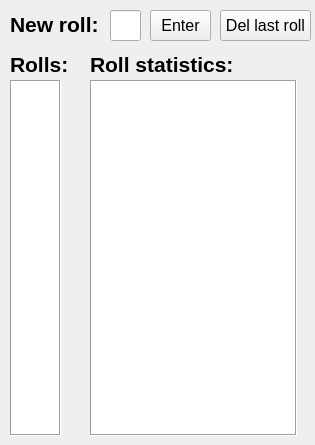
Before: the Qt Designer form ui/mainwindow.ui in dr-asbestos/catan-dice-tracker, drawn with Qt 5.
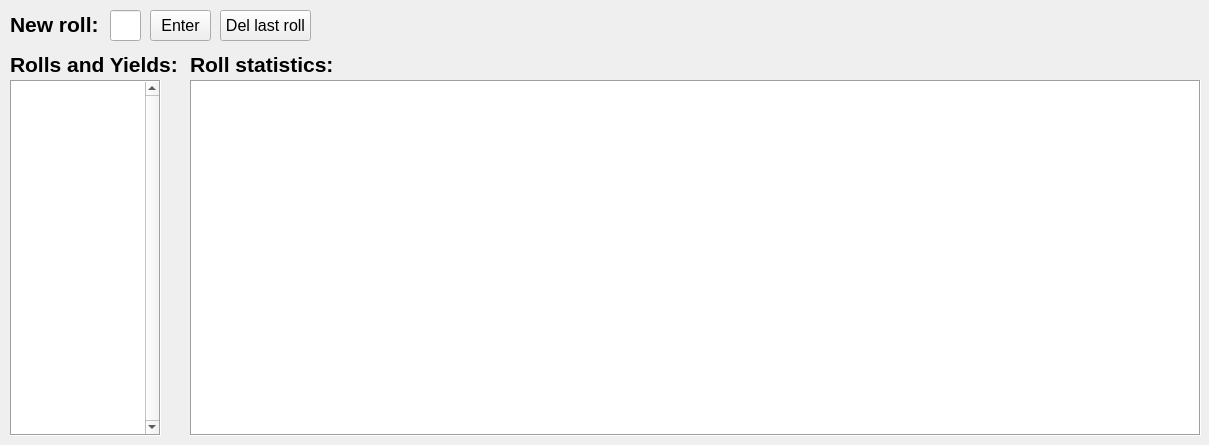
After: the same form once the commit is applied.

```diff
--- a/ui/mainwindow.ui
+++ b/ui/mainwindow.ui
@@ -6,7 +6,7 @@
    <rect>
     <x>0</x>
     <y>0</y>
-    <width>315</width>
+    <width>1209</width>
     <height>445</height>
    </rect>
   </property>
@@ -18,7 +18,7 @@
   </property>
   <property name="maximumSize">
    <size>
-    <width>315</width>
+    <width>1315</width>
     <height>445</height>
    </size>
   </property>
@@ -29,9 +29,9 @@
    <widget class="QTableWidget" name="tableDiceStats">
     <property name="geometry">
      <rect>
-      <x>90</x>
+      <x>190</x>
       <y>80</y>
-      <width>207</width>
+      <width>1011</width>
       <height>356</height>
      </rect>
     </property>
@@ -76,6 +76,9 @@
     <property name="supportedDragActions">
      <set>Qt::DropAction::IgnoreAction</set>
     </property>
+    <attribute name="horizontalHeaderMinimumSectionSize">
+     <number>10</number>
+    </attribute>
     <attribute name="verticalHeaderVisible">
      <bool>false</bool>
     </attribute>
@@ -83,7 +86,7 @@
    <widget class="QLabel" name="labelRollStatsStatic">
     <property name="geometry">
      <rect>
-      <x>90</x>
+      <x>190</x>
       <y>50</y>
       <width>146</width>
       <height>29</height>
@@ -104,7 +107,7 @@
      <rect>
       <x>10</x>
       <y>50</y>
-      <width>57</width>
+      <width>169</width>
       <height>29</height>
      </rect>
     </property>
@@ -115,46 +118,7 @@
      </font>
     </property>
     <property name="text">
-     <string notr="true">Rolls:</string>
-    </property>
-   </widget>
-   <widget class="QListWidget" name="listRolls">
-    <property name="geometry">
-     <rect>
-      <x>10</x>
-      <y>80</y>
-      <width>51</width>
-      <height>356</height>
-     </rect>
-    </property>
-    <property name="font">
-     <font>
-      <pointsize>12</pointsize>
-     </font>
-    </property>
-    <property name="frameShape">
-     <enum>QFrame::Shape::Box</enum>
-    </property>
-    <property name="horizontalScrollBarPolicy">
-     <enum>Qt::ScrollBarPolicy::ScrollBarAlwaysOff</enum>
-    </property>
-    <property name="editTriggers">
-     <set>QAbstractItemView::EditTrigger::NoEditTriggers</set>
-    </property>
-    <property name="alternatingRowColors">
-     <bool>true</bool>
-    </property>
-    <property name="selectionMode">
-     <enum>QAbstractItemView::SelectionMode::NoSelection</enum>
-    </property>
-    <property name="movement">
-     <enum>QListView::Movement::Free</enum>
-    </property>
-    <property name="spacing">
-     <number>2</number>
-    </property>
-    <property name="supportedDragActions">
-     <set>Qt::DropAction::IgnoreAction</set>
+     <string notr="true">Rolls and Yields:</string>
     </property>
    </widget>
    <widget class="QLabel" name="labelNewRollStatic">
@@ -230,6 +194,60 @@
      <string notr="true">Del last roll</string>
     </property>
    </widget>
+   <widget class="QTableWidget" name="tableRolls">
+    <property name="geometry">
+     <rect>
+      <x>10</x>
+      <y>80</y>
+      <width>151</width>
+      <height>356</height>
+     </rect>
+    </property>
+    <property name="font">
+     <font>
+      <pointsize>10</pointsize>
+     </font>
+    </property>
+    <property name="frameShape">
+     <enum>QFrame::Shape::Box</enum>
+    </property>
+    <property name="verticalScrollBarPolicy">
+     <enum>Qt::ScrollBarPolicy::ScrollBarAlwaysOn</enum>
+    </property>
+    <property name="horizontalScrollBarPolicy">
+     <enum>Qt::ScrollBarPolicy::ScrollBarAlwaysOff</enum>
+    </property>
+    <property name="editTriggers">
+     <set>QAbstractItemView::EditTrigger::NoEditTriggers</set>
+    </property>
+    <property name="tabKeyNavigation">
+     <bool>false</bool>
+    </property>
+    <property name="showDropIndicator" stdset="0">
+     <bool>false</bool>
+    </property>
+    <property name="dragDropOverwriteMode">
+     <bool>false</bool>
+    </property>
+    <property name="alternatingRowColors">
+     <bool>true</bool>
+    </property>
+    <property name="selectionMode">
+     <enum>QAbstractItemView::SelectionMode::SingleSelection</enum>
+    </property>
+    <property name="selectionBehavior">
+     <enum>QAbstractItemView::SelectionBehavior::SelectRows</enum>
+    </property>
+    <property name="supportedDragActions">
+     <set>Qt::DropAction::IgnoreAction</set>
+    </property>
+    <attribute name="horizontalHeaderMinimumSectionSize">
+     <number>10</number>
+    </attribute>
+    <attribute name="verticalHeaderVisible">
+     <bool>false</bool>
+    </attribute>
+   </widget>
   </widget>
  </widget>
  <resources/>
```
Left out of the diff: 2 changed lines with no effect on the pictures.
